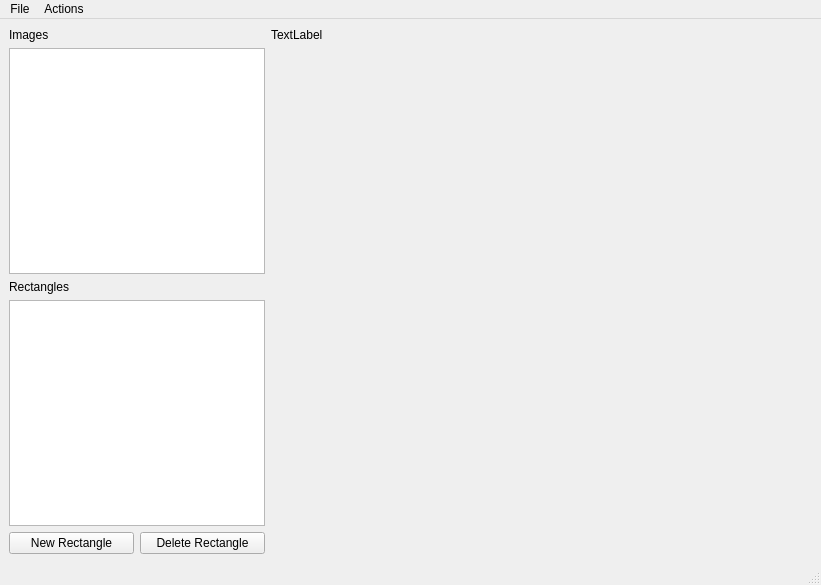
Qt form src/mainwindow.ui (LukasBommes/Quad-Cropper) before a commit.
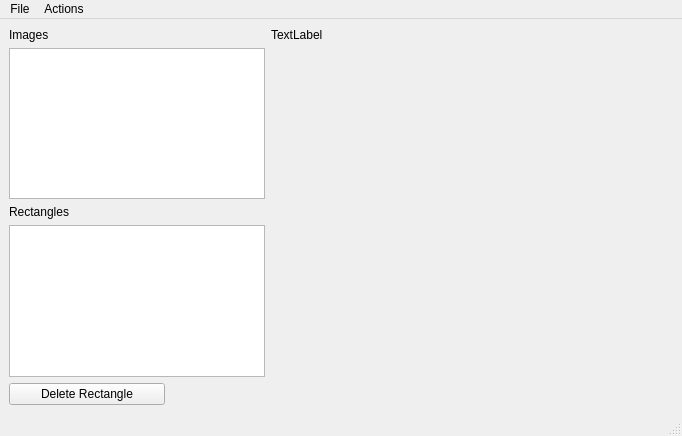
The same form after that commit.

Commit message: moved some local variables into global model, ui elements activated/deactivated

Patch:
```diff
--- a/src/mainwindow.ui
+++ b/src/mainwindow.ui
@@ -6,8 +6,8 @@
    <rect>
     <x>0</x>
     <y>0</y>
-    <width>821</width>
-    <height>585</height>
+    <width>682</width>
+    <height>436</height>
    </rect>
   </property>
   <property name="windowTitle">
@@ -81,13 +81,6 @@
       </item>
       <item>
        <layout class="QHBoxLayout" name="horizontalLayout_2">
-        <item>
-         <widget class="QPushButton" name="newRectangleButton">
-          <property name="text">
-           <string>New Rectangle</string>
-          </property>
-         </widget>
-        </item>
         <item>
          <widget class="QPushButton" name="deleteRectangleButton">
           <property name="text">
@@ -95,6 +88,22 @@
           </property>
          </widget>
         </item>
+        <item>
+         <spacer name="horizontalSpacer">
+          <property name="orientation">
+           <enum>Qt::Horizontal</enum>
+          </property>
+          <property name="sizeType">
+           <enum>QSizePolicy::Fixed</enum>
+          </property>
+          <property name="sizeHint" stdset="0">
+           <size>
+            <width>100</width>
+            <height>20</height>
+           </size>
+          </property>
+         </spacer>
+        </item>
        </layout>
       </item>
      </layout>
@@ -106,7 +115,7 @@
     <rect>
      <x>0</x>
      <y>0</y>
-     <width>821</width>
+     <width>682</width>
      <height>22</height>
     </rect>
    </property>
```
The commit also changes 5 other files.
